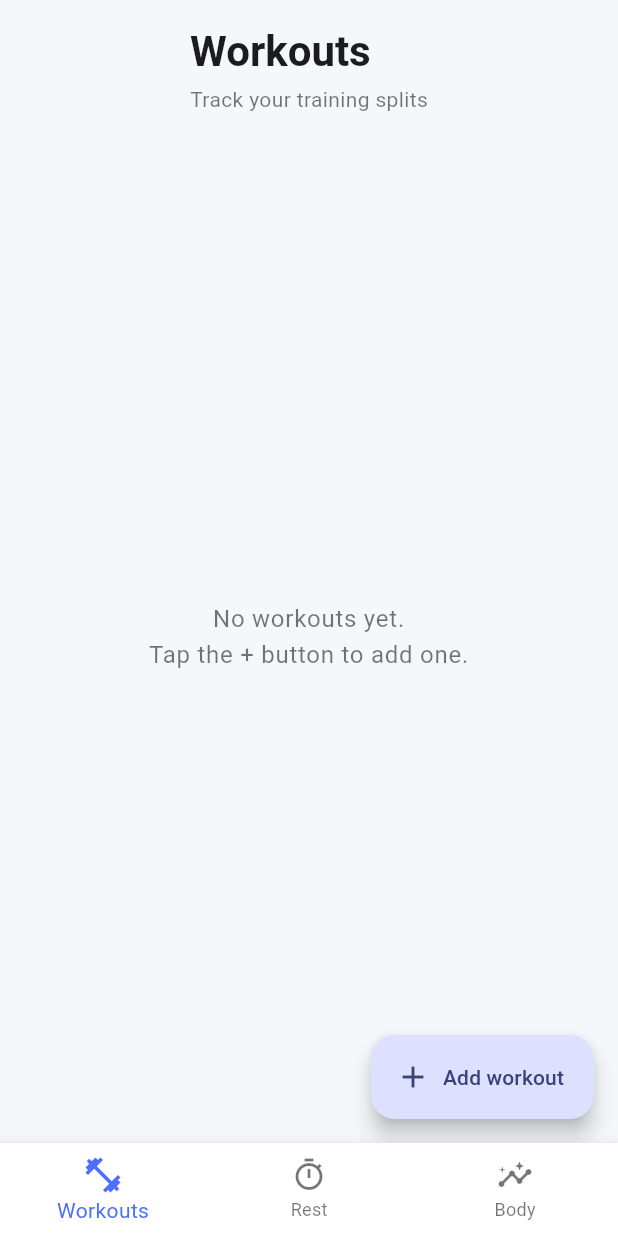
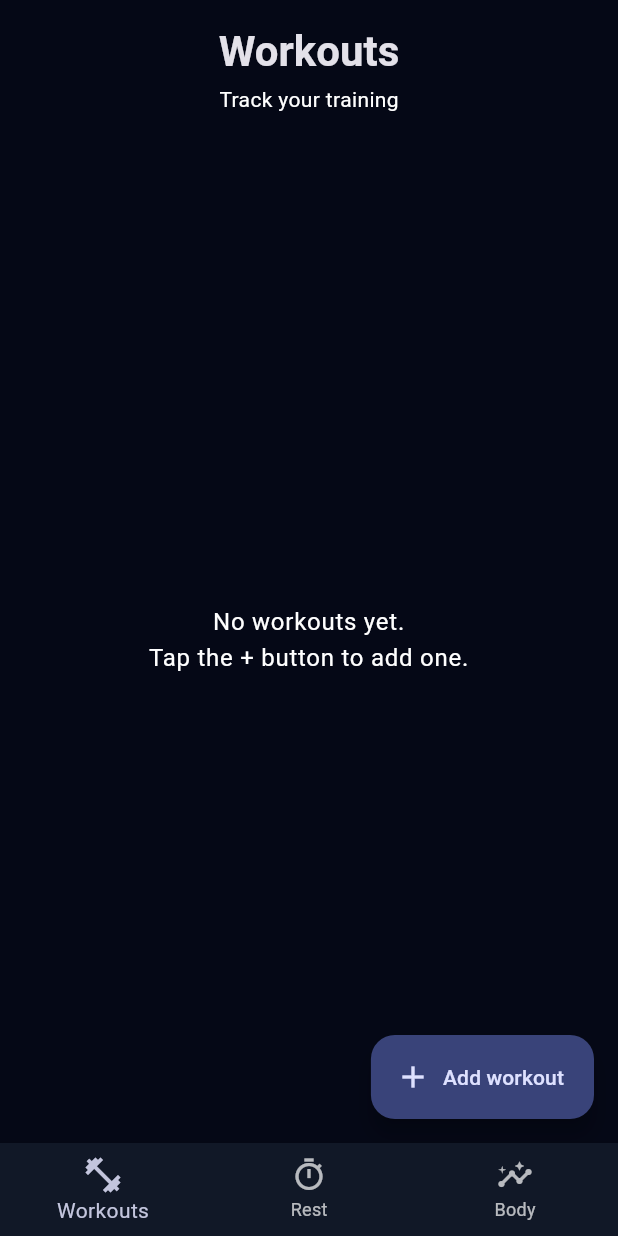
Before and after one commit to mohammed-gits/MyFitnessPal, a Flutter app: the screen it shows after launch, on a phone screen of 412 x 824 dp. Run offline on Flutter 3.47's test engine with Material 3 defaults, Android fonts, the phone set to English and light mode, and no system bars; our stand-ins replace shared_preferences.

Commit message:
Improvements in the UI

```diff
--- a/lib/screens/body_stats_screen.dart
+++ b/lib/screens/body_stats_screen.dart
@@ -199,7 +199,7 @@ class _BodyStatsScreenState extends State<BodyStatsScreen> {
           child: Text(
             "No progress yet.\nSave today's measurements to see them here.",
             style:
-                theme.textTheme.bodyMedium?.copyWith(color: Colors.black54),
+                theme.textTheme.bodyMedium?.copyWith(color: Colors.white),
           ),
         ),
       );
@@ -258,7 +258,7 @@ class _BodyStatsScreenState extends State<BodyStatsScreen> {
                       Text(
                         _formatDate(e.date),
                         style: theme.textTheme.bodySmall
-                            ?.copyWith(color: Colors.black54),
+                            ?.copyWith(color: Colors.white),
                       ),
                       const SizedBox(width: 12),
                       Expanded(
--- a/lib/screens/workout_detail_screen.dart
+++ b/lib/screens/workout_detail_screen.dart
@@ -198,7 +198,7 @@ class _WorkoutDetailScreenState extends State<WorkoutDetailScreen> {
                               'Progress',
                               style:
                               theme.textTheme.bodySmall?.copyWith(
-                                color: Colors.black54,
+                                color: Colors.white,
                               ),
                             ),
                             const SizedBox(height: 4),
@@ -251,7 +251,7 @@ class _WorkoutDetailScreenState extends State<WorkoutDetailScreen> {
                   'No exercises yet.\nTap the button below to add one.',
                   textAlign: TextAlign.center,
                   style: theme.textTheme.bodyMedium?.copyWith(
-                    color: Colors.black54,
+                    color: Colors.white,
                   ),
                 ),
               )
@@ -283,7 +283,7 @@ class _WorkoutDetailScreenState extends State<WorkoutDetailScreen> {
                             '${exercise.sets} sets • ${exercise.reps} reps',
                             style:
                             theme.textTheme.bodySmall?.copyWith(
-                              color: Colors.black54,
+                              color: Colors.white,
                             ),
                           ),
                           const SizedBox(height: 12),
--- a/lib/screens/workouts_screen.dart
+++ b/lib/screens/workouts_screen.dart
@@ -53,6 +53,7 @@ class _WorkoutsScreenState extends State<WorkoutsScreen> {
           controller: controller,
           decoration: const InputDecoration(
             labelText: 'Workout name',
+            hintText: 'e.g. Chest Day',
           ),
         ),
         actions: [
@@ -207,7 +208,7 @@ class _WorkoutsScreenState extends State<WorkoutsScreen> {
                     child: Text(
                       "$exercises exercise${exercises == 1 ? '' : 's'}",
                       style: theme.textTheme.labelMedium?.copyWith(
-                        color: Colors.black87,
+                        color: Colors.white,
                       ),
                     ),
                   ),
@@ -242,9 +243,9 @@ class _WorkoutsScreenState extends State<WorkoutsScreen> {
     final theme = Theme.of(context);
 
     return Padding(
-      padding: const EdgeInsets.fromLTRB(16, 16, 16, 12),
+      padding: const EdgeInsets.fromLTRB(16, 16, 16, 16),
       child: Column(
-        crossAxisAlignment: CrossAxisAlignment.start,
+        crossAxisAlignment: CrossAxisAlignment.center,
         children: [
           Text(
             "Workouts",
@@ -254,9 +255,9 @@ class _WorkoutsScreenState extends State<WorkoutsScreen> {
           ),
           const SizedBox(height: 4),
           Text(
-            "Track your training splits",
+            "Track your training",
             style: theme.textTheme.bodyMedium?.copyWith(
-              color: Colors.black54,
+              color: Colors.white,
             ),
           ),
         ],
@@ -289,7 +290,7 @@ class _WorkoutsScreenState extends State<WorkoutsScreen> {
                   style: Theme.of(context)
                       .textTheme
                       .bodyLarge
-                      ?.copyWith(color: Colors.black54),
+                      ?.copyWith(color: Colors.white),
                 ),
               )
                   : ListView.separated(
--- a/lib/theme/app_theme.dart
+++ b/lib/theme/app_theme.dart
@@ -2,9 +2,9 @@ import 'package:flutter/material.dart';
 
 class AppTheme {
   static ThemeData get lightTheme {
-    const primary = Color(0xFF4C6FFF);
-    const background = Color(0xFFF5F7FB);
-    const surface = Colors.white;
+    const primary = Color(0xFF8B9DFF);
+    const background = Color(0xFF050816);
+    const surface = Color(0xFF111827);
 
     return ThemeData(
       useMaterial3: true,
@@ -13,6 +13,7 @@ class AppTheme {
         primary: primary,
         background: background,
         surface: surface,
+        brightness: Brightness.dark,
       ),
       scaffoldBackgroundColor: background,
       fontFamily: 'Roboto',
@@ -20,10 +21,10 @@ class AppTheme {
         elevation: 0,
         centerTitle: false,
         backgroundColor: background,
-        foregroundColor: Colors.black87,
+        foregroundColor: Colors.white,
       ),
       cardTheme: CardTheme(
-        elevation: 0,
+        elevation: 1,
         margin: const EdgeInsets.symmetric(horizontal: 16, vertical: 8),
         shape: RoundedRectangleBorder(
           borderRadius: BorderRadius.circular(20),
```
